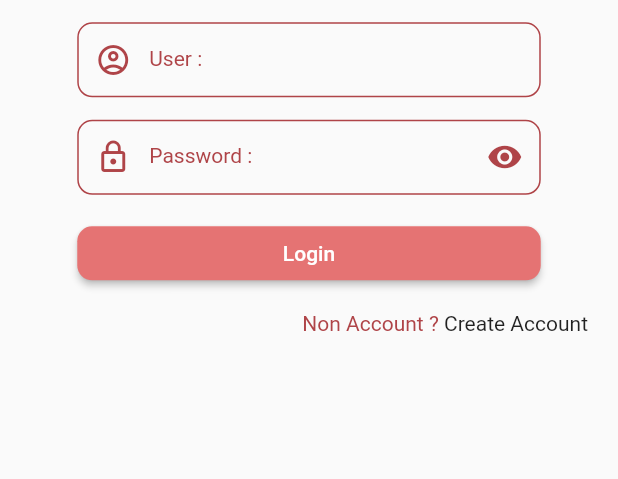
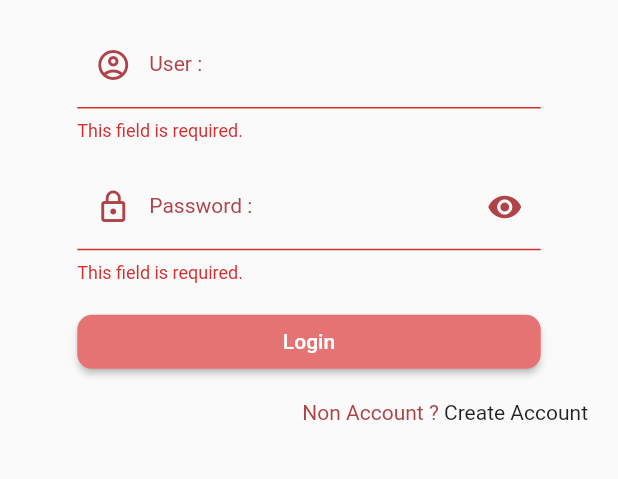
Before and after one commit to sabala1/shoppingOnline, a Flutter app: the Authen screen opened by its route, after a tap on "Login", on a phone screen of 412 x 824 dp, the part 413-892 px from its top. Run offline on Flutter 3.47's test engine with Material 2 defaults, Android fonts, the light colour scheme and no system bars; our stand-ins replace dio, geolocator, google_maps_flutter, image_picker.

Commit message:
check user pass
เช็ค User,Password เพื่อเข้าใช้บริการ แอพ

```diff
--- /dev/null
+++ b/lib/models/user.dart
@@ -0,0 +1,123 @@
+// ignore_for_file: public_member_api_docs, sort_constructors_first
+import 'dart:convert';
+
+class UserModel {
+  final String id;
+  final String name;
+  final String type;
+  final String address;
+  final String phone;
+  final String user;
+  final String password;
+  final String avatar;
+  final String lat;
+  final String lng;
+  UserModel({
+    required this.id,
+    required this.name,
+    required this.type,
+    required this.address,
+    required this.phone,
+    required this.user,
+    required this.password,
+    required this.avatar,
+    required this.lat,
+    required this.lng,
+  });
+
+  UserModel copyWith({
+    String? id,
+    String? name,
+    String? type,
+    String? address,
+    String? phone,
+    String? user,
+    String? password,
+    String? avatar,
+    String? lat,
+    String? lng,
+  }) {
+    return UserModel(
+      id: id ?? this.id,
+      name: name ?? this.name,
+      type: type ?? this.type,
+      address: address ?? this.address,
+      phone: phone ?? this.phone,
+      user: user ?? this.user,
+      password: password ?? this.password,
+      avatar: avatar ?? this.avatar,
+      lat: lat ?? this.lat,
+      lng: lng ?? this.lng,
+    );
+  }
+
+  Map<String, dynamic> toMap() {
+    return <String, dynamic>{
+      'id': id,
+      'name': name,
+      'type': type,
+      'address': address,
+      'phone': phone,
+      'user': user,
+      'password': password,
+      'avatar': avatar,
+      'lat': lat,
+      'lng': lng,
+    };
+  }
+
+  factory UserModel.fromMap(Map<String, dynamic> map) {
+    return UserModel(
+      id: map['id'] as String,
+      name: map['name'] as String,
+      type: map['type'] as String,
+      address: map['address'] as String,
+      phone: map['phone'] as String,
+      user: map['user'] as String,
+      password: map['password'] as String,
+      avatar: map['avatar'] as String,
+      lat: map['lat'] as String,
+      lng: map['lng'] as String,
+    );
+  }
+
+  String toJson() => json.encode(toMap());
+
+  factory UserModel.fromJson(String source) => UserModel.fromMap(json.decode(source) as Map<String, dynamic>);
+
+  @override
+  String toString() {
+    return 'UserModel(id: $id, name: $name, type: $type, address: $address, phone: $phone, user: $user, password: $password, avatar: $avatar, lat: $lat, lng: $lng)';
+  }
+
+  @override
+  bool operator ==(covariant UserModel other) {
+    if (identical(this, other)) return true;
+
+    return
+      other.id == id &&
+      other.name == name &&
+      other.type == type &&
+      other.address == address &&
+      other.phone == phone &&
+      other.user == user &&
+      other.password == password &&
+      other.avatar == avatar &&
+      other.lat == lat &&
+      other.lng == lng;
+  }
+
+  @override
+  int get hashCode {
+    return id.hashCode ^
+      name.hashCode ^
+      type.hashCode ^
+      address.hashCode ^
+      phone.hashCode ^
+      user.hashCode ^
+      password.hashCode ^
+      avatar.hashCode ^
+      lat.hashCode ^
+      lng.hashCode;
+  }
+}
--- a/lib/pages/authen.dart
+++ b/lib/pages/authen.dart
@@ -1,5 +1,10 @@
+import 'dart:convert';
+
+import 'package:dio/dio.dart';
 import 'package:flutter/material.dart';
+import 'package:shoppingonline/models/user.dart';
 import 'package:shoppingonline/universes/Constant.dart';
+import 'package:shoppingonline/universes/dialog.dart';
 import 'package:shoppingonline/widgets/show_img.dart';
 import 'package:shoppingonline/widgets/show_title.dart';
 
@@ -12,6 +17,9 @@
 
 class _AuthenState extends State<Authen> {
   bool statusRedEye = true;
+  final formKey = GlobalKey<FormState>();
+  TextEditingController userController = TextEditingController();
+  TextEditingController passwordController = TextEditingController();
 
   @override
   Widget build(BuildContext context) {
@@ -23,6 +31,8 @@
             FocusNode(),
           ),
           behavior: HitTestBehavior.opaque,
+          child: Form(
+            key: formKey,
             child: ListView(
               children: [
                 buildImage(size),
@@ -35,20 +45,23 @@
             ),
           ),
         ),
+      ),
     );
   }
 
   Row buildCreateAccount() {
-    return Row(mainAxisAlignment: MainAxisAlignment.end,
+    return Row(
+      mainAxisAlignment: MainAxisAlignment.end,
       children: [
         ShowTitle(
           title: 'Non Account ? ',
           textStyle: MyConstant().t3Style(),
         ),
         Container(
-                  margin:  const EdgeInsets.only(right: 20),
+          margin: const EdgeInsets.only(right: 20),
           child: GestureDetector(
-                    onTap: () => Navigator.pushNamed(context, MyConstant.routeCreateAccount),
+            onTap: () =>
+                Navigator.pushNamed(context, MyConstant.routeCreateAccount),
             child: const Text('Create Account'),
           ),
         ),
@@ -65,12 +78,60 @@
           width: size * 0.75,
           child: ElevatedButton(
             style: MyConstant().b1Style(),
-            onPressed: () {},
+            onPressed: () {
+              if (formKey.currentState!.validate()) {
+                String user = userController.text;
+                String password = passwordController.text;
+                print('## user = $user, password = $password');
+                checkAuthen(user: user, password: password);
+              }
+            },
             child: const Text('Login'),
           ),
         ),
       ],
     );
+  }
+
+  Future<Null> checkAuthen({String? user, String? password}) async {
+    String apiCheckAuthen =
+        '${MyConstant.domain}/shoppingonline/getUserWhereUser.php?isAdd=true&user=$user';
+    await Dio().get(apiCheckAuthen).then((value) {
+      print('## value for API ==>> $value');
+      if (value.toString() == 'null') {
+        MyDialog()
+            .normalDialog(context, 'User Wrong!!!', 'No $user in my Database');
+      } else {
+        //แปลงให้เป็นภาษาไทย decode
+        for (var item in json.decode(value.data)) {
+          UserModel model = UserModel.fromMap(item);
+          if (password == model.password) {
+            //Sucess Authen ให้ route user ไปตาม page type
+            String type = model.type;
+            print('## Authen Success in Type ==>> $type');
+            switch (type) {
+              case 'buyer':
+                Navigator.pushNamedAndRemoveUntil(
+                    context, MyConstant.routeBuyerService, (route) => false);
+                break;
+              case 'seller':
+                Navigator.pushNamedAndRemoveUntil(
+                    context, MyConstant.routeSellerervice, (route) => false);
+                break;
+              case 'rider':
+                Navigator.pushNamedAndRemoveUntil(
+                    context, MyConstant.routeRiderService, (route) => false);
+                break;
+                default:
+            }
+          } else {
+            //Authen Fales
+            MyDialog().normalDialog(context, 'Password Wrong!!!',
+                'Password Try Enter Your Password Again');
+          }
+        }
+      }
+    });
   }
 
   Row buildUser(double size) {
@@ -80,8 +141,15 @@
         Container(
           margin: const EdgeInsets.only(top: 15),
           width: size * 0.75,
-          height: 50,
           child: TextFormField(
+            controller: userController,
+            validator: (value) {
+              if (value!.isEmpty) {
+                return 'This field is required.';
+              } else {
+                return null;
+              }
+            },
             decoration: InputDecoration(
               labelStyle: MyConstant().t3Style(),
               labelText: 'User :',
@@ -111,8 +179,14 @@
         Container(
           margin: const EdgeInsets.only(top: 15),
           width: size * 0.75,
-          height: 50,
           child: TextFormField(
+            controller: passwordController,
+            validator: (value) {
+              if (value!.isEmpty) {
+                return 'This field is required.';
+              }
+              return null;
+            },
             obscureText: statusRedEye,
             decoration: InputDecoration(
               suffixIcon: IconButton(
--- a/lib/pages/buyer_ser.dart
+++ b/lib/pages/buyer_ser.dart
@@ -1,7 +1,7 @@
 import 'package:flutter/material.dart';
 
 class BuyerService extends StatefulWidget {
-  const BuyerService({ Key? key }) : super(key: key);
+  const BuyerService({Key? key}) : super(key: key);
 
   @override
   State<BuyerService> createState() => _BuyerServiceState();
@@ -11,7 +11,9 @@
   @override
   Widget build(BuildContext context) {
     return Scaffold(
-
+      appBar: AppBar(
+        title: Text('Buyer'),
+      ),
     );
   }
 }
--- a/lib/pages/rider_ser.dart
+++ b/lib/pages/rider_ser.dart
@@ -11,7 +11,9 @@
   @override
   Widget build(BuildContext context) {
     return Scaffold(
-
+      appBar: AppBar(
+        title: Text('Rider'),
+      ),
     );
   }
 }
--- a/lib/pages/seller_ser.dart
+++ b/lib/pages/seller_ser.dart
@@ -11,7 +11,9 @@
   @override
   Widget build(BuildContext context) {
     return Scaffold(
-
+      appBar: AppBar(
+        title: Text('Seller'),
+      ),
     );
   }
 }
```
Lines whose indentation alone changed are shown as unchanged.
